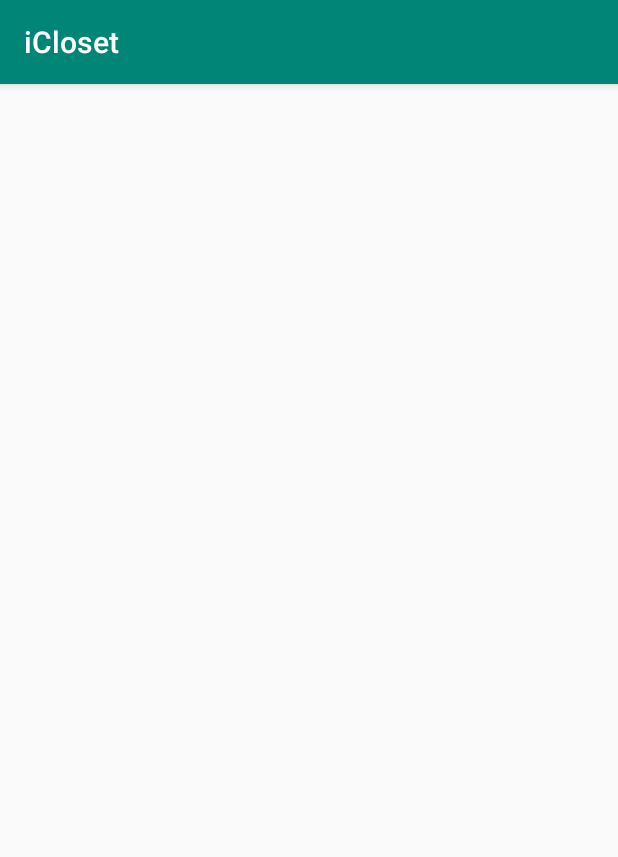
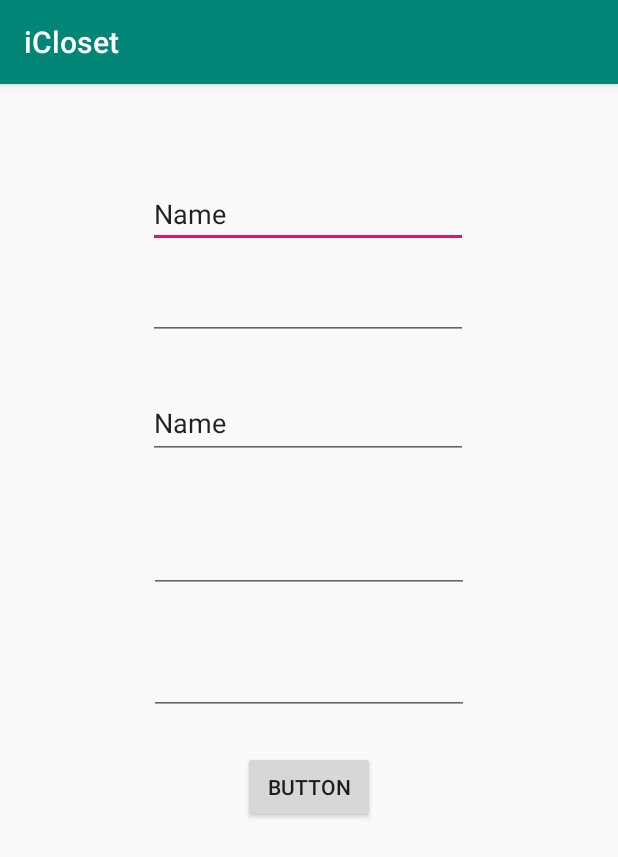
Before and after one commit to laithmarwan/iCloset, an Android app: the NewUserAct screen opened directly, with no data from a screen before it, on a phone screen of 412 x 824 dp. Shown: the top 857 px of the screen. Run offline under Robolectric (Android 15) with nearby library versions, the phone set to English and light mode, and no system bars; our stand-ins replace Volley; network calls fail; Roboto replaces fonts that are not available here.

Commit message:
Laith1.2

```diff
--- a/app/src/main/res/layout/activity_new_user.xml
+++ b/app/src/main/res/layout/activity_new_user.xml
@@ -7,4 +7,61 @@
         android:layout_height="match_parent"
         tools:context=".NewUserAct">
 
+    <EditText
+            android:layout_width="wrap_content"
+            android:layout_height="wrap_content"
+            android:inputType="textPersonName"
+            android:text="Name"
+            android:ems="10"
+            android:id="@+id/register_name"
+            app:layout_constraintEnd_toEndOf="parent" android:layout_marginEnd="100dp"
+            android:layout_marginRight="100dp" app:layout_constraintStart_toStartOf="parent"
+            android:layout_marginLeft="98dp" android:layout_marginStart="98dp" android:layout_marginTop="64dp"
+            app:layout_constraintTop_toTopOf="parent" app:layout_constraintHorizontal_bias="1.0"/>
+    <EditText
+            android:layout_width="wrap_content"
+            android:layout_height="wrap_content"
+            android:inputType="textPassword"
+            android:ems="10"
+            android:id="@+id/register_pass" android:layout_marginTop="44dp"
+            app:layout_constraintTop_toBottomOf="@+id/register_address" app:layout_constraintEnd_toEndOf="parent"
+            android:layout_marginEnd="99dp" android:layout_marginRight="99dp"
+            app:layout_constraintStart_toStartOf="parent" android:layout_marginLeft="99dp"
+            android:layout_marginStart="99dp" app:layout_constraintHorizontal_bias="0.0"/>
+    <EditText
+            android:layout_width="wrap_content"
+            android:layout_height="wrap_content"
+            android:inputType="textEmailAddress"
+            android:ems="10"
+            android:id="@+id/register_email" app:layout_constraintEnd_toEndOf="parent" android:layout_marginEnd="100dp"
+            android:layout_marginRight="100dp" app:layout_constraintStart_toStartOf="parent"
+            android:layout_marginLeft="98dp" android:layout_marginStart="98dp" android:layout_marginTop="16dp"
+            app:layout_constraintTop_toBottomOf="@+id/register_name" app:layout_constraintHorizontal_bias="1.0"/>
+    <EditText
+            android:layout_width="wrap_content"
+            android:layout_height="wrap_content"
+            android:inputType="textPassword"
+            android:ems="10"
+            android:id="@+id/register_confirm" app:layout_constraintEnd_toEndOf="parent" android:layout_marginEnd="99dp"
+            android:layout_marginRight="99dp" app:layout_constraintStart_toStartOf="parent"
+            android:layout_marginLeft="99dp" android:layout_marginStart="99dp" android:layout_marginTop="36dp"
+            app:layout_constraintTop_toBottomOf="@+id/register_pass" app:layout_constraintHorizontal_bias="0.0"/>
+    <EditText
+            android:layout_width="wrap_content"
+            android:layout_height="47dp"
+            android:inputType="textPersonName"
+            android:text="Name"
+            android:ems="10"
+            android:id="@+id/register_address" app:layout_constraintStart_toStartOf="parent"
+            android:layout_marginLeft="98dp" android:layout_marginStart="98dp" app:layout_constraintEnd_toEndOf="parent"
+            android:layout_marginEnd="100dp" android:layout_marginRight="100dp" android:layout_marginTop="32dp"
+            app:layout_constraintTop_toBottomOf="@+id/register_email" app:layout_constraintHorizontal_bias="1.0"/>
+    <Button
+            android:text="Button"
+            android:layout_width="wrap_content"
+            android:layout_height="wrap_content"
+            android:id="@+id/register_button" android:layout_marginEnd="162dp" android:layout_marginRight="162dp"
+            app:layout_constraintEnd_toEndOf="parent" app:layout_constraintStart_toStartOf="parent"
+            android:layout_marginLeft="162dp" android:layout_marginStart="162dp" android:layout_marginTop="24dp"
+            app:layout_constraintTop_toBottomOf="@+id/register_confirm" app:layout_constraintHorizontal_bias="1.0"/>
 </android.support.constraint.ConstraintLayout>
```
Also changed, not shown: app/src/main/java/com/example/icloset/NewUserAct.kt (+66 -0 lines).
